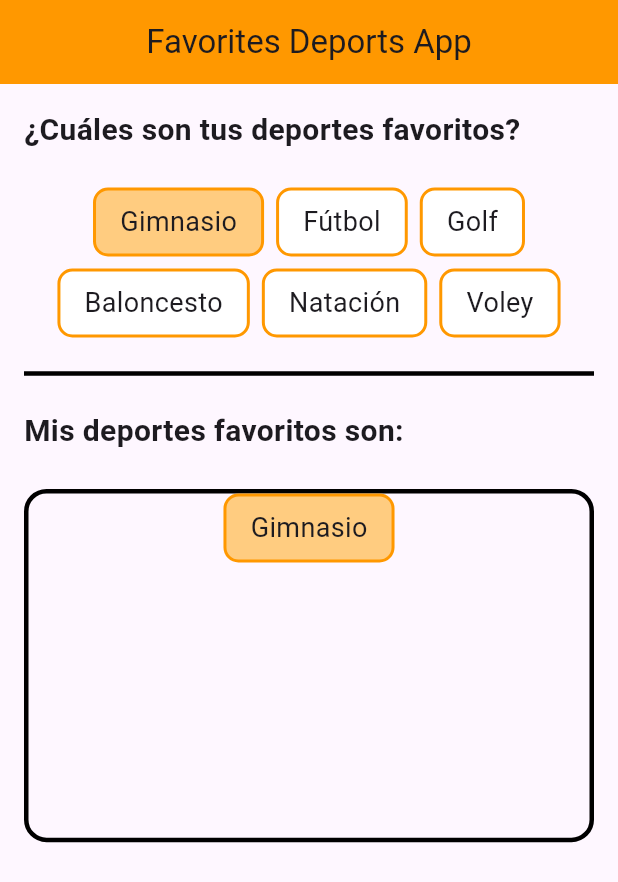
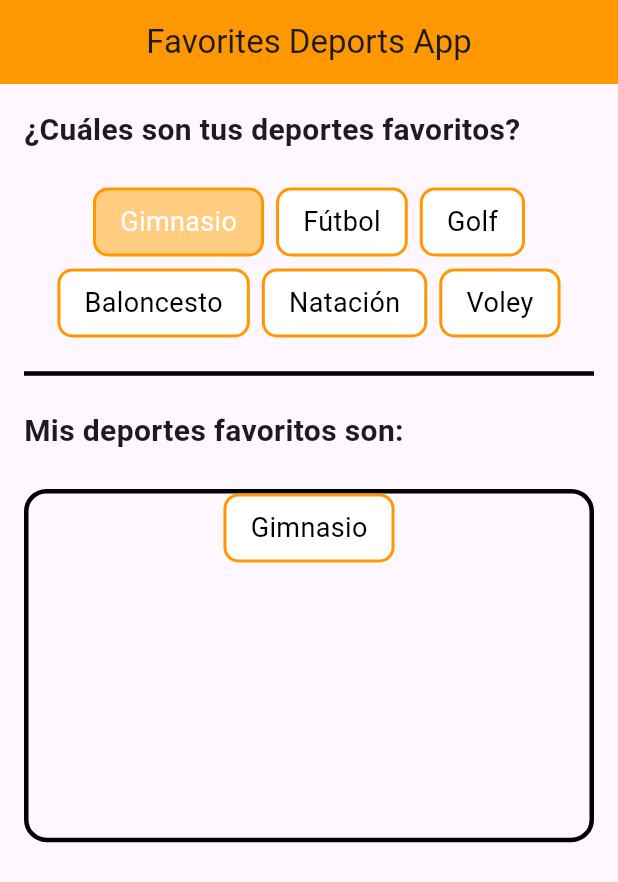
Before and after one commit to fr4nsgallegos/slider_app_g8, a Flutter app: the screen it shows after launch, after a tap on "Gimnasio", on a phone screen of 412 x 824 dp. Shown: the top 882 px of the screen. Run offline on Flutter 3.47's test engine with Material 3 defaults, Android fonts, the phone set to English and light mode, and no system bars; our stand-ins replace flutter_svg.

Commit message:
operadores ternarios para colorear texto y container de fav

```diff
--- a/lib/pages/favorites_deports_page.dart
+++ b/lib/pages/favorites_deports_page.dart
@@ -52,10 +52,12 @@ class _FavoritesDeportsPageState extends State<FavoritesDeportsPage> {
                         //YA NO ES FAVORITO
                         else {
                           deportsList[i]["isFavorite"] = false;
+                          favoriteDeportList.remove(deportsList[i]);
                         }
 
                         setState(() {});
                       },
+                      false,
                     )
                 ],
               ),
@@ -80,7 +82,7 @@ class _FavoritesDeportsPageState extends State<FavoritesDeportsPage> {
                 alignment: WrapAlignment.center,
                 children: [
                   for (int i = 0; i < favoriteDeportList.length; i++)
-                    ItemDeportWidget(favoriteDeportList[i], () {})
+                    ItemDeportWidget(favoriteDeportList[i], () {}, true)
                 ],
               ),
             ),
--- a/lib/widgets/item_deport_widget.dart
+++ b/lib/widgets/item_deport_widget.dart
@@ -3,10 +3,12 @@ import 'package:flutter/material.dart';
 class ItemDeportWidget extends StatefulWidget {
   Map<String, dynamic> deporte;
   VoidCallback onTap;
+  bool isfavoriteListContainer;
 
   ItemDeportWidget(
     this.deporte,
     this.onTap,
+    this.isfavoriteListContainer,
   );
 
   @override
@@ -18,21 +20,14 @@ class _ItemDeportWidgetState extends State<ItemDeportWidget> {
   Widget build(BuildContext context) {
     return GestureDetector(
       onTap: widget.onTap,
-      // () {
-      //   if (widget.deporte["isFavorite"] == false) {
-      //     widget.deporte["isFavorite"] = true;
-      //   } else {
-      //     widget.deporte["isFavorite"] = false;
-      //   }
-
-      //   setState(() {});
-      // },
       child: Container(
         padding: EdgeInsets.symmetric(horizontal: 16, vertical: 8),
         decoration: BoxDecoration(
-          color: widget.deporte["isFavorite"]
-              ? Colors.orange.shade200
-              : Colors.white,
+          color: widget.isfavoriteListContainer
+              ? Colors.white
+              : widget.deporte["isFavorite"]
+                  ? Colors.orange.shade200
+                  : Colors.white,
           borderRadius: BorderRadius.circular(10),
           border: Border.all(
             color: Colors.orange,
@@ -41,7 +36,14 @@ class _ItemDeportWidgetState extends State<ItemDeportWidget> {
         ),
         child: Text(
           widget.deporte["name"],
-          style: TextStyle(fontSize: 18),
+          style: TextStyle(
+            fontSize: 18,
+            color: widget.isfavoriteListContainer
+                ? Colors.black
+                : widget.deporte["isFavorite"]
+                    ? Colors.white
+                    : Colors.black,
+          ),
         ),
       ),
     );
```
